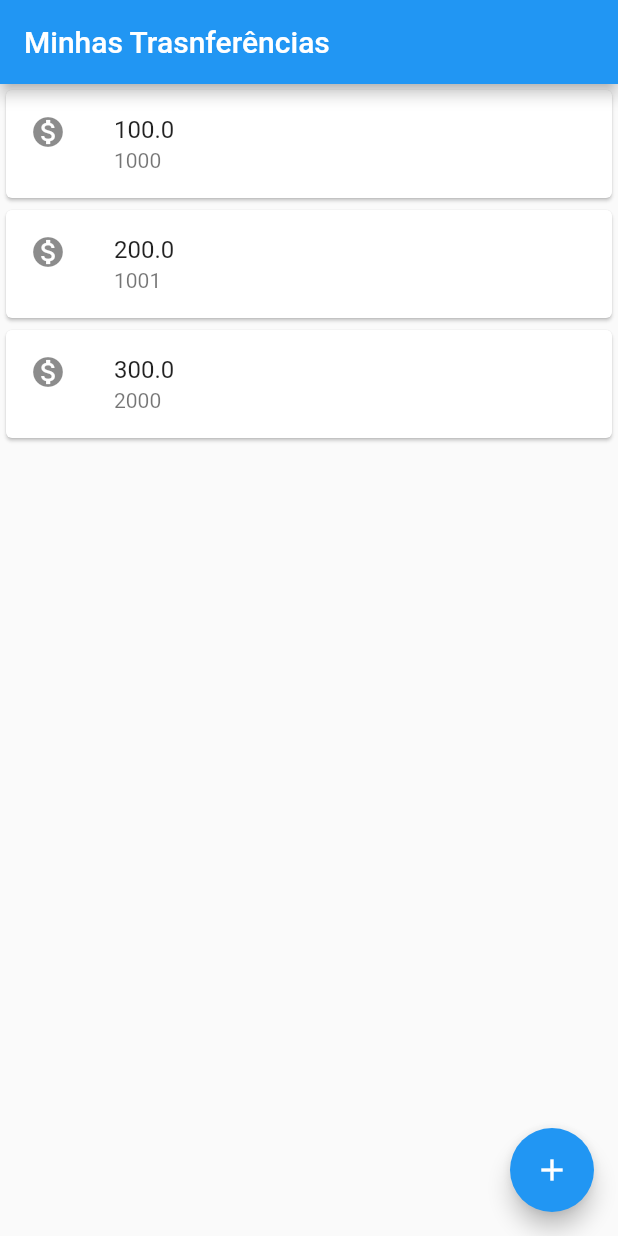
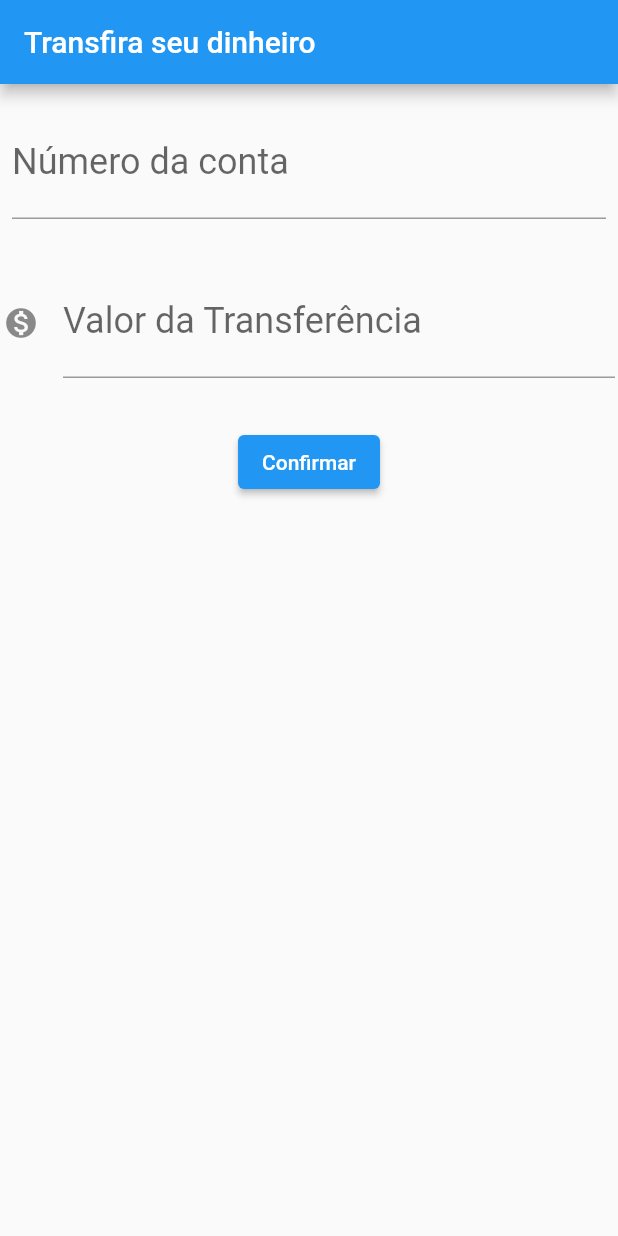
Before and after one commit to alexandretaz/caellum_flutter, a Flutter app: the screen it shows after launch, on a phone screen of 412 x 824 dp. Run offline on Flutter 3.47's test engine with Material 2 defaults, Android fonts, the phone set to English and light mode, and no system bars.

Commit message:
Exercícios 3.2, 3.4 e 3.6

```diff
--- a/lib/main.dart
+++ b/lib/main.dart
@@ -10,19 +10,106 @@ class byteBankApp extends StatelessWidget
   @override
   Widget build(BuildContext context) {
     return MaterialApp(
-        home: Scaffold(
-          body: ListarTransferencia(),
-          appBar: AppBar(
-              title: Text('Minhas Trasnferências')
-          ),
-          floatingActionButton: FloatingActionButton(
-            child: Icon(Icons.add),
-          ),
-        )
+      home:FormulariodeTransferencia(),
     );
   }
 }
 
+/******************************************/
+/********Formulário de Transferência*******/
+/******************************************/
+
+class FormulariodeTransferencia extends StatelessWidget
+{
+  final TextEditingController _controladorCampoNumeroConta = TextEditingController();
+  final TextEditingController _controladorCampoValorTransferencia = TextEditingController();
+
+@override
+Widget build(BuildContext context) {
+  return Scaffold(
+    appBar: AppBar(
+      title: Text("Transfira seu dinheiro"),
+    ),
+    body: Column(
+        children:<Widget>[
+          Padding(
+            padding: const EdgeInsets.symmetric(vertical: 16.0,horizontal: 8.0),
+            child: TextField(
+              controller: _controladorCampoNumeroConta,
+              style: TextStyle(
+                  fontSize: 24.0
+              ),
+              keyboardType: TextInputType.number,
+              decoration: InputDecoration(
+                  labelText: 'Número da conta',
+                  hintText: '0000'
+              ),
+            ),
+          ),
+          Padding(
+            padding: const EdgeInsets.symmetric(vertical: 16.0,horizontal: 2.0),
+            child: TextField(
+              controller: _controladorCampoValorTransferencia,
+              style: TextStyle(
+                  fontSize: 24.0
+              ),
+              keyboardType: TextInputType.number,
+              decoration: InputDecoration(
+                  labelText: 'Valor da Transferência',
+                  hintText: '0.00',
+                  icon: Icon(Icons.monetization_on),
+              ),
+
+            ),
+          ),
+          Padding(
+            padding: const EdgeInsets.symmetric(vertical: 16.0, horizontal: 8.0),
+          child: ElevatedButton(
+            child: Text('Confirmar'),
+            onPressed: () {
+              debugPrint('Clicou no Confirmar!');
+              final int numeroConta = int.tryParse(_controladorCampoNumeroConta.text);
+              final double valor = double.tryParse(_controladorCampoValorTransferencia.text);
+              if(numeroConta ==null || valor==null) {
+                ScaffoldMessenger.of(context).showSnackBar(
+                    SnackBar(
+                    content: const Text("Revise os campos",
+                ),
+              action: SnackBarAction(
+              label:'Fechar',
+              onPressed: ()
+              {
+
+              })
+              )
+                );
+
+              }
+              else {
+                Transferencia(valor, numeroConta);
+                debugPrint("Gravou");
+              }
+            },
+          ),
+        )
+
+    ]),
+  );
+}
+}
+
+/*****************************************/
+
+/*****************************************/
+/********Controle de Transferência*******/
+/*****************************************/
+
+
+/*****************************************/
+
+/*****************************************/
+/********Listagem de Transferência*******/
+/*****************************************/
 class Transferencia {
   final double _valor;
   final int _numeroConta;
@@ -34,13 +121,22 @@ class Transferencia {
 class ListarTransferencia extends StatelessWidget{
   @override
   Widget build(BuildContext context) {
-    return Column(
-    children:<Widget>[
-      ItemTransferencia(Transferencia(100.00, 1000)),
-      ItemTransferencia(Transferencia(200.00, 1001)),
-      ItemTransferencia(Transferencia(300.00, 2000)),
-    ],
+    return Scaffold(
+      body:Column(
+        children:<Widget>[
+          ItemTransferencia(Transferencia(100.00, 1000)),
+          ItemTransferencia(Transferencia(200.00, 1001)),
+          ItemTransferencia(Transferencia(300.00, 2000)),
+        ],
+      ),
+      appBar: AppBar(
+          title: Text('Minhas Trasnferências')
+      ),
+      floatingActionButton: FloatingActionButton(
+        child: Icon(Icons.add),
+      ),
     );
+
 
   }
 }
```
